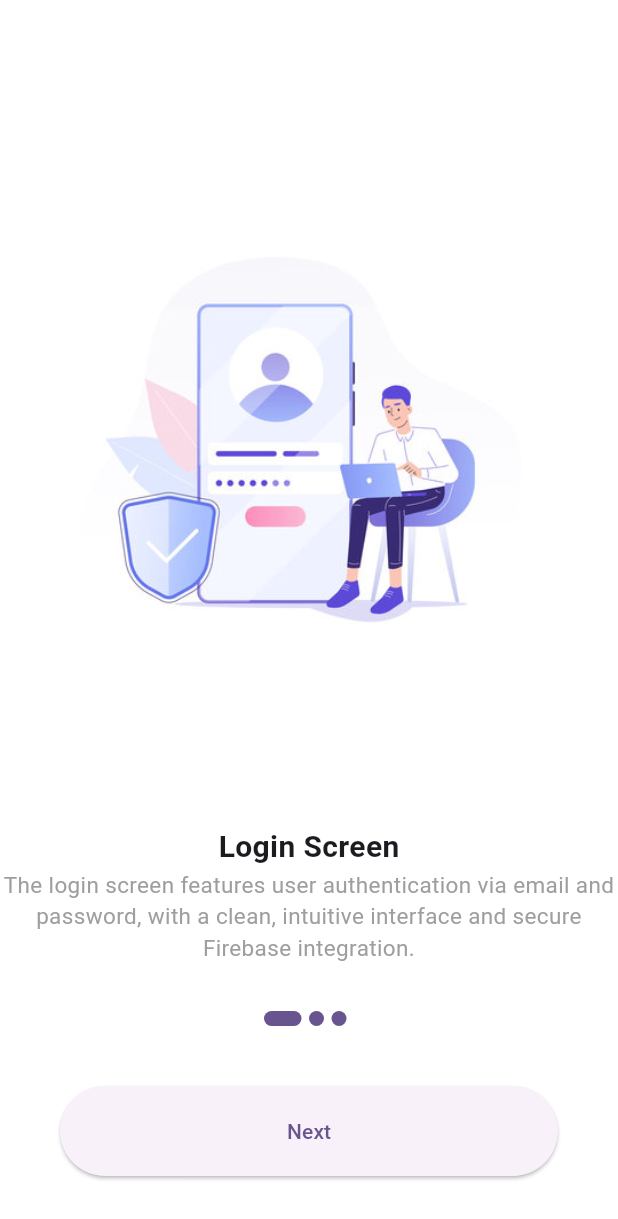
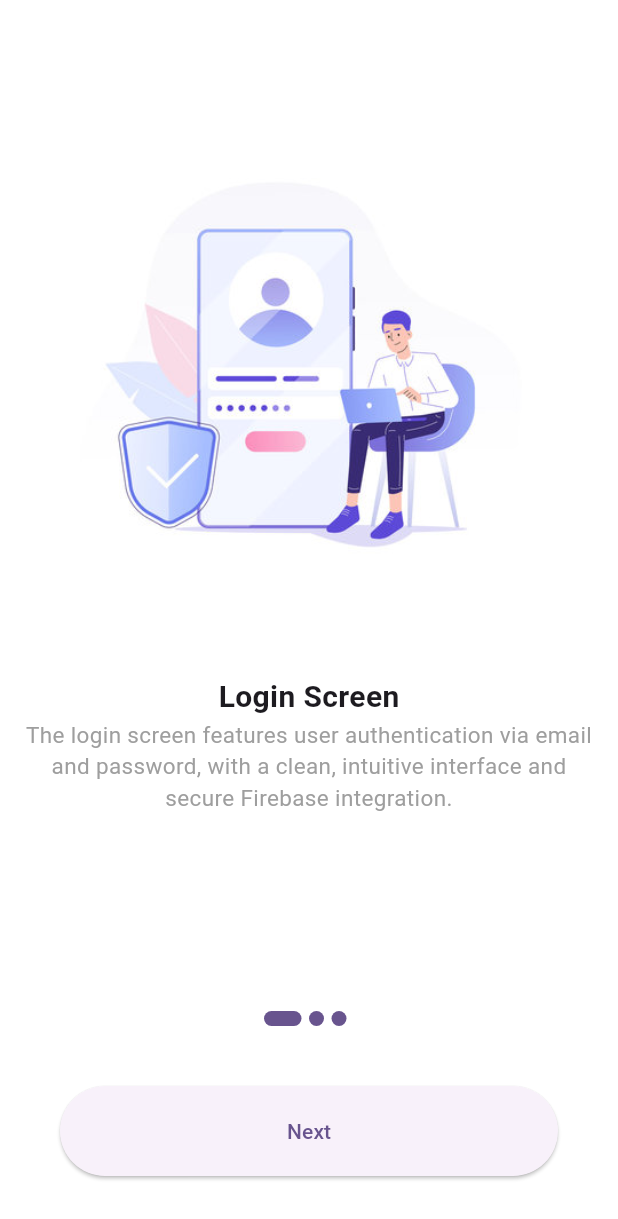
Before and after one commit to HassanEssam308/top-events, a Flutter app: the screen it shows after launch, on a phone screen of 412 x 824 dp. Shown: the top 1219 px of the screen. Run offline on Flutter 3.47's test engine with Material 3 defaults, Android fonts, the phone set to English and light mode, and no system bars; our stand-ins replace animated_splash_screen, barcode_widget, carousel_slider, cloud_firestore, curved_navigation_bar, date_time_picker and 11 more; missing offline and left inert: flutter_barcode_scanner, ticket_widget; accounts and stored records are empty.

Commit message:
update scaner

```diff
--- a/lib/RegisterScreen/controllerRegister.dart
+++ b/lib/RegisterScreen/controllerRegister.dart
@@ -14,6 +14,7 @@ class Controllerregister extends GetxController {
   TextEditingController pass = TextEditingController();
   TextEditingController ID = TextEditingController();
   TextEditingController phone = TextEditingController();
+  String image ='';
 
   Future<void> creatacount() async {
 
@@ -59,7 +60,8 @@ class Controllerregister extends GetxController {
           'name': name.text,
           'personalId': ID.text,
           'phone': phone.text,
-          'isAdmin':false
+          'isAdmin':false,
+          'image':image
         });
         state = true;
         print('Document added successfully');
--- a/lib/bordingScreen/bordingScreen.dart
+++ b/lib/bordingScreen/bordingScreen.dart
@@ -50,7 +50,7 @@ class _OnbordingState extends State<Onbording> {
                   children: [
                     Image.asset(
                       contents[i].image,
-                      height: 500,
+                      height: 400,
                       width: 600,
                     ),
 
@@ -62,12 +62,15 @@ class _OnbordingState extends State<Onbording> {
                       ),
                     ),
                     // SizedBox(height: 20),
-                    Text(
-                      contents[i].discription,
-                      textAlign: TextAlign.center,
-                      style: TextStyle(
-                        fontSize: 15,
-                        color: Colors.grey,
+                    Padding(
+                      padding: const EdgeInsets.symmetric(horizontal: 15.0),
+                      child: Text(
+                        contents[i].discription,
+                        textAlign: TextAlign.center,
+                        style: TextStyle(
+                          fontSize: 15,
+                          color: Colors.grey,
+                        ),
                       ),
                     )
                   ],
--- a/lib/home/controllers/home_controller.dart
+++ b/lib/home/controllers/home_controller.dart
@@ -16,7 +16,7 @@ class HomeController extends GetxController{
   }
   @override
   void onInit() {
-// print("onInit*******HomeController******selectedIndex =${selectedIndex.value}");
+print("onInit*******HomeController******selectedIndex =${selectedIndex.value}");
     super.onInit();
   }
 
@@ -24,6 +24,6 @@ class HomeController extends GetxController{
   void onClose() {
     super.onClose();
     selectedIndex.value=0;
-    // print("onClose*******HomeController******selectedIndex =${selectedIndex.value}");
+    print("onClose*******HomeController******selectedIndex =${selectedIndex.value}");
   }
 }
--- a/lib/main.dart
+++ b/lib/main.dart
@@ -8,6 +8,8 @@ import 'package:get_storage/get_storage.dart';
 import 'package:top_events/LoginScrren/LoginScreen.dart';
 import 'package:top_events/SplachScerren/SplashScreen.dart';
 import 'package:top_events/all_events/views/all_events_screen.dart';
+import 'package:top_events/profileScreen/EditeProfileScreen.dart';
+import 'package:top_events/profileScreen/profileScreen.dart';
 
 import 'firebase_options.dart';
 
@@ -39,6 +41,8 @@ class MyApp extends StatelessWidget {
         GetPage(name: '/home', page: () => HomeScreen()),
         GetPage(name: '/allEvents', page: () => AllEventsScreen()),
         GetPage(name: '/addEvent', page: () => const AddEventScreen()),
+        GetPage(name: '/profileScreen', page: () =>  ProfileScreen()),
+        GetPage(name: '/editeProfileScreen', page: () =>  Editeprofilescreen()),
 
       ],
     );
--- a/lib/profileScreen/profileScreen.dart
+++ b/lib/profileScreen/profileScreen.dart
@@ -62,7 +62,7 @@ class ProfileScreen extends StatelessWidget {
                                 String phone =
                                     userDocument.get('phone') ?? 'No event ID';
                                 String image =
-                                    userDocument.get('image') ?? 'No event ID';
+                                    userDocument.get('image') ?? '';
                                 return Padding(
                                   padding: const EdgeInsets.symmetric(horizontal: 20),
                                   child: Column(
@@ -70,7 +70,8 @@ class ProfileScreen extends StatelessWidget {
 
                                       CircleAvatar(
                                         radius: 70,
-                                        backgroundImage: NetworkImage(image),
+                                        backgroundImage:image.isNotEmpty? NetworkImage(image)
+                                        :const AssetImage('image/prson2.png'),
                                       ),
                                       SizedBox(
                                         height: 50,
--- a/pubspec.yaml
+++ b/pubspec.yaml
@@ -54,6 +54,7 @@ dependencies:
   flutter_credit_card: ^4.0.1
   ticket_widget: ^0.0.1
   flutter_svg: ^2.0.10+1
+  carousel_slider: ^4.2.1
 
   # The following adds the Cupertino Icons font to your application.
   # Use with the CupertinoIcons class for iOS style icons.
```
Also changed, not shown: lib/event_details/views/event_details_screen.dart (+62 -28 lines), lib/profileScreen/EditeProfileScreen.dart (+12 -2 lines), lib/tickets_Scann_QrCode/controller_Scan_Qrcode.dart (+6 -2 lines), lib/tickets_Scann_QrCode/tickets_Scan_QrCode.dart (+8 -8 lines), pubspec.lock.
